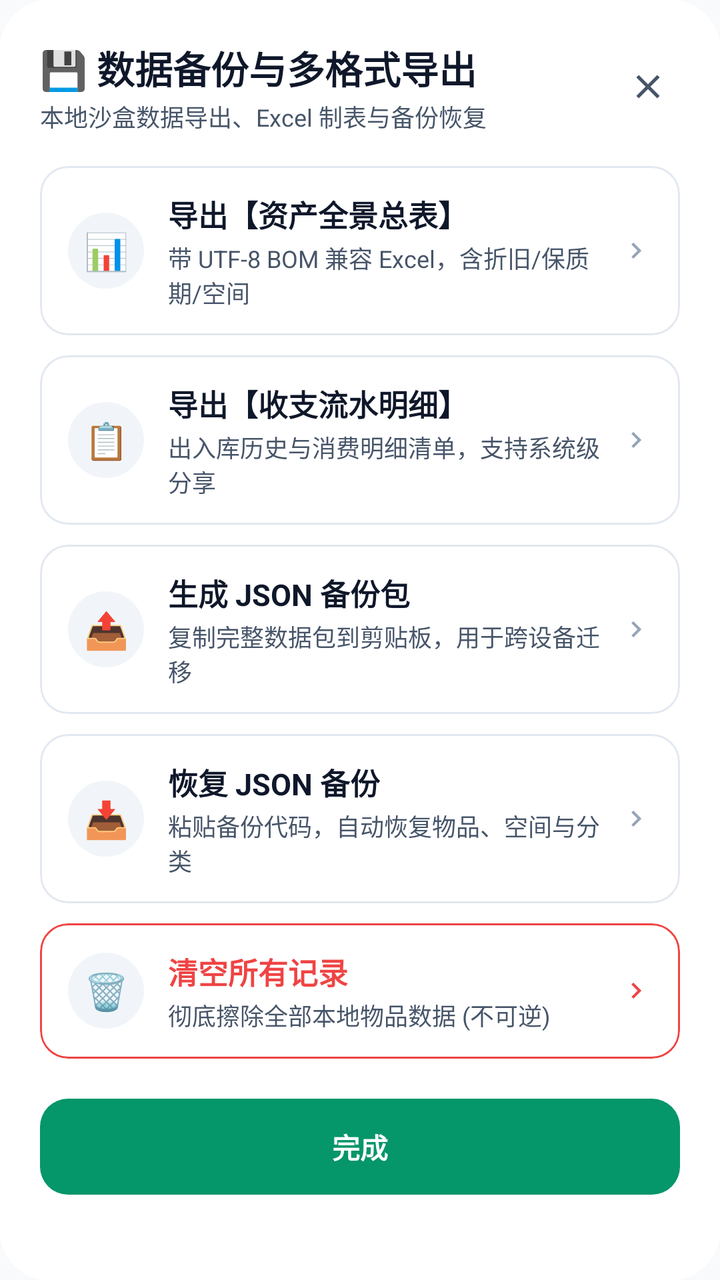
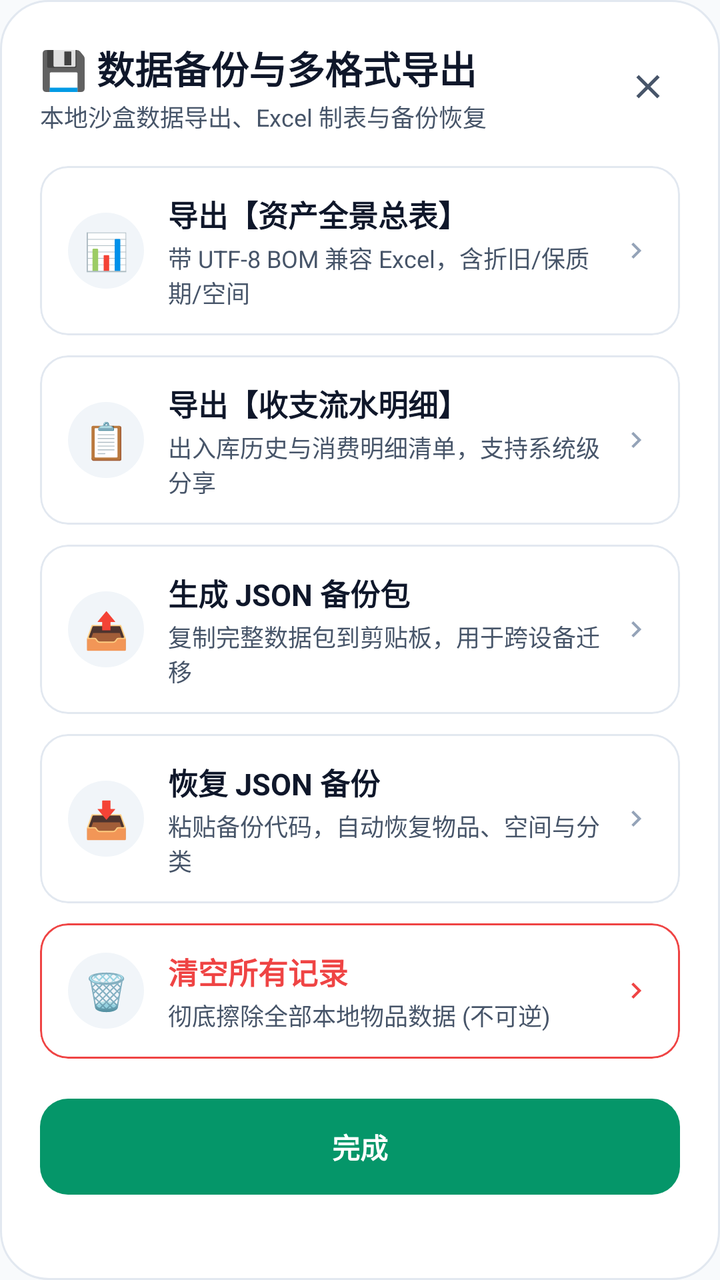

The first picture is an Android layout as it rendered before a commit; the second is the same layout after the commit. The layout source and the unified diff follow.
<!-- AndroidManifest.xml: application theme Theme.DiaperTracker -->
<!-- res/layout/dialog_backup_manage.xml -->
<?xml version="1.0" encoding="utf-8"?>
<LinearLayout
    xmlns:android="http://schemas.android.com/apk/res/android"
    xmlns:app="http://schemas.android.com/apk/res-auto"
    android:layout_width="match_parent"
    android:layout_height="wrap_content"
    android:orientation="vertical"
    android:background="@drawable/bg_dialog_card"
    android:backgroundTint="@color/card"
    android:padding="20dp">

    
    <LinearLayout
        android:layout_width="match_parent"
        android:layout_height="wrap_content"
        android:orientation="horizontal"
        android:gravity="center_vertical"
        android:layout_marginBottom="16dp">

        <LinearLayout
            android:layout_width="0dp"
            android:layout_height="wrap_content"
            android:layout_weight="1"
            android:orientation="vertical">

            <TextView
                android:layout_width="wrap_content"
                android:layout_height="wrap_content"
                android:text="💾 数据备份与多格式导出"
                android:textSize="19sp"
                android:textStyle="bold"
                android:textColor="@color/text_primary"
                android:fontFamily="sans-serif-medium" />

            <TextView
                android:layout_width="wrap_content"
                android:layout_height="wrap_content"
                android:text="本地沙盒数据导出、Excel 制表与备份恢复"
                android:textSize="12sp"
                android:textColor="@color/text_secondary"
                android:layout_marginTop="2dp" />
        </LinearLayout>

        <ImageView
            android:id="@+id/btn_close_backup_dialog"
            android:layout_width="32dp"
            android:layout_height="32dp"
            android:padding="6dp"
            android:src="@drawable/ic_close"
            app:tint="@color/text_secondary"
            android:contentDescription="关闭"
            android:clickable="true"
            android:focusable="true"
            android:background="?attr/selectableItemBackgroundBorderless" />
    </LinearLayout>

    <ScrollView
        android:layout_width="match_parent"
        android:layout_height="wrap_content"
        android:maxHeight="420dp"
        android:overScrollMode="never">

        <LinearLayout
            android:layout_width="match_parent"
            android:layout_height="wrap_content"
            android:orientation="vertical">

            
            <com.google.android.material.card.MaterialCardView
                android:id="@+id/btn_export_assets_csv"
                android:layout_width="match_parent"
                android:layout_height="wrap_content"
                android:layout_marginBottom="10dp"
                app:cardCornerRadius="14dp"
                app:cardElevation="0dp"
                app:cardBackgroundColor="@color/card"
                app:strokeColor="@color/card_border"
                app:strokeWidth="1dp"
                android:clickable="true"
                android:focusable="true"
                android:foreground="?attr/selectableItemBackground">

                <LinearLayout
                    android:layout_width="match_parent"
                    android:layout_height="wrap_content"
                    android:orientation="horizontal"
                    android:gravity="center_vertical"
                    android:paddingHorizontal="14dp"
                    android:paddingVertical="13dp">

                    <TextView
                        android:layout_width="38dp"
                        android:layout_height="38dp"
                        android:gravity="center"
                        android:text="📊"
                        android:textSize="18sp"
                        android:background="@drawable/bg_icon_circle"
                        android:backgroundTint="@color/input_bg" />

                    <LinearLayout
                        android:layout_width="0dp"
                        android:layout_height="wrap_content"
                        android:layout_weight="1"
                        android:layout_marginStart="12dp"
                        android:orientation="vertical">

                        <TextView
                            android:layout_width="wrap_content"
                            android:layout_height="wrap_content"
                            android:text="导出【资产全景总表】"
                            android:textSize="15sp"
                            android:textStyle="bold"
                            android:textColor="@color/text_primary" />

                        <TextView
                            android:layout_width="wrap_content"
                            android:layout_height="wrap_content"
                            android:text="带 UTF-8 BOM 兼容 Excel，含折旧/保质期/空间"
                            android:textSize="12sp"
                            android:textColor="@color/text_secondary"
                            android:layout_marginTop="2dp" />
                    </LinearLayout>

                    <ImageView
                        android:layout_width="16dp"
                        android:layout_height="16dp"
                        android:src="@drawable/ic_arrow_right"
                        app:tint="@color/text_hint"
                        android:contentDescription="导出" />
                </LinearLayout>
            </com.google.android.material.card.MaterialCardView>

            
            <com.google.android.material.card.MaterialCardView
                android:id="@+id/btn_export_timeline_csv"
                android:layout_width="match_parent"
                android:layout_height="wrap_content"
                android:layout_marginBottom="10dp"
                app:cardCornerRadius="14dp"
                app:cardElevation="0dp"
                app:cardBackgroundColor="@color/card"
                app:strokeColor="@color/card_border"
                app:strokeWidth="1dp"
                android:clickable="true"
                android:focusable="true"
                android:foreground="?attr/selectableItemBackground">

                <LinearLayout
                    android:layout_width="match_parent"
                    android:layout_height="wrap_content"
                    android:orientation="horizontal"
                    android:gravity="center_vertical"
                    android:paddingHorizontal="14dp"
                    android:paddingVertical="13dp">

                    <TextView
                        android:layout_width="38dp"
                        android:layout_height="38dp"
                        android:gravity="center"
                        android:text="📋"
                        android:textSize="18sp"
                        android:background="@drawable/bg_icon_circle"
                        android:backgroundTint="@color/input_bg" />

                    <LinearLayout
                        android:layout_width="0dp"
                        android:layout_height="wrap_content"
                        android:layout_weight="1"
                        android:layout_marginStart="12dp"
                        android:orientation="vertical">

                        <TextView
                            android:layout_width="wrap_content"
                            android:layout_height="wrap_content"
                            android:text="导出【收支流水明细】"
                            android:textSize="15sp"
                            android:textStyle="bold"
                            android:textColor="@color/text_primary" />

                        <TextView
                            android:layout_width="wrap_content"
                            android:layout_height="wrap_content"
                            android:text="出入库历史与消费明细清单，支持系统级分享"
                            android:textSize="12sp"
                            android:textColor="@color/text_secondary"
                            android:layout_marginTop="2dp" />
                    </LinearLayout>

                    <ImageView
                        android:layout_width="16dp"
                        android:layout_height="16dp"
                        android:src="@drawable/ic_arrow_right"
                        app:tint="@color/text_hint"
                        android:contentDescription="导出" />
                </LinearLayout>
            </com.google.android.material.card.MaterialCardView>

            
            <com.google.android.material.card.MaterialCardView
                android:id="@+id/btn_export_json_backup"
                android:layout_width="match_parent"
                android:layout_height="wrap_content"
                android:layout_marginBottom="10dp"
                app:cardCornerRadius="14dp"
                app:cardElevation="0dp"
                app:cardBackgroundColor="@color/card"
                app:strokeColor="@color/card_border"
                app:strokeWidth="1dp"
                android:clickable="true"
                android:focusable="true"
                android:foreground="?attr/selectableItemBackground">

                <LinearLayout
                    android:layout_width="match_parent"
                    android:layout_height="wrap_content"
                    android:orientation="horizontal"
                    android:gravity="center_vertical"
                    android:paddingHorizontal="14dp"
                    android:paddingVertical="13dp">

                    <TextView
                        android:layout_width="38dp"
                        android:layout_height="38dp"
                        android:gravity="center"
                        android:text="📤"
                        android:textSize="18sp"
                        android:background="@drawable/bg_icon_circle"
                        android:backgroundTint="@color/input_bg" />

                    <LinearLayout
                        android:layout_width="0dp"
                        android:layout_height="wrap_content"
                        android:layout_weight="1"
                        android:layout_marginStart="12dp"
                        android:orientation="vertical">

                        <TextView
                            android:layout_width="wrap_content"
                            android:layout_height="wrap_content"
                            android:text="生成 JSON 备份包"
                            android:textSize="15sp"
                            android:textStyle="bold"
                            android:textColor="@color/text_primary" />

                        <TextView
                            android:layout_width="wrap_content"
                            android:layout_height="wrap_content"
                            android:text="复制完整数据包到剪贴板，用于跨设备迁移"
                            android:textSize="12sp"
                            android:textColor="@color/text_secondary"
                            android:layout_marginTop="2dp" />
                    </LinearLayout>

                    <ImageView
                        android:layout_width="16dp"
                        android:layout_height="16dp"
                        android:src="@drawable/ic_arrow_right"
                        app:tint="@color/text_hint"
                        android:contentDescription="复制" />
                </LinearLayout>
            </com.google.android.material.card.MaterialCardView>

            
            <com.google.android.material.card.MaterialCardView
                android:id="@+id/btn_import_json_backup"
                android:layout_width="match_parent"
                android:layout_height="wrap_content"
                android:layout_marginBottom="10dp"
                app:cardCornerRadius="14dp"
                app:cardElevation="0dp"
                app:cardBackgroundColor="@color/card"
                app:strokeColor="@color/card_border"
                app:strokeWidth="1dp"
                android:clickable="true"
                android:focusable="true"
                android:foreground="?attr/selectableItemBackground">

                <LinearLayout
                    android:layout_width="match_parent"
                    android:layout_height="wrap_content"
                    android:orientation="horizontal"
                    android:gravity="center_vertical"
                    android:paddingHorizontal="14dp"
                    android:paddingVertical="13dp">

                    <TextView
                        android:layout_width="38dp"
                        android:layout_height="38dp"
                        android:gravity="center"
                        android:text="📥"
                        android:textSize="18sp"
                        android:background="@drawable/bg_icon_circle"
                        android:backgroundTint="@color/input_bg" />

                    <LinearLayout
                        android:layout_width="0dp"
                        android:layout_height="wrap_content"
                        android:layout_weight="1"
                        android:layout_marginStart="12dp"
                        android:orientation="vertical">

                        <TextView
                            android:layout_width="wrap_content"
                            android:layout_height="wrap_content"
                            android:text="恢复 JSON 备份"
                            android:textSize="15sp"
                            android:textStyle="bold"
                            android:textColor="@color/text_primary" />

                        <TextView
                            android:layout_width="wrap_content"
                            android:layout_height="wrap_content"
                            android:text="粘贴备份代码，自动恢复物品、空间与分类"
                            android:textSize="12sp"
                            android:textColor="@color/text_secondary"
                            android:layout_marginTop="2dp" />
                    </LinearLayout>

                    <ImageView
                        android:layout_width="16dp"
                        android:layout_height="16dp"
                        android:src="@drawable/ic_arrow_right"
                        app:tint="@color/text_hint"
                        android:contentDescription="导入" />
                </LinearLayout>
            </com.google.android.material.card.MaterialCardView>

            
            <com.google.android.material.card.MaterialCardView
                android:id="@+id/btn_clear_all_data"
                android:layout_width="match_parent"
                android:layout_height="wrap_content"
                android:layout_marginBottom="4dp"
                app:cardCornerRadius="14dp"
                app:cardElevation="0dp"
                app:cardBackgroundColor="@color/card"
                app:strokeColor="@color/danger"
                app:strokeWidth="1dp"
                android:clickable="true"
                android:focusable="true"
                android:foreground="?attr/selectableItemBackground">

                <LinearLayout
                    android:layout_width="match_parent"
                    android:layout_height="wrap_content"
                    android:orientation="horizontal"
                    android:gravity="center_vertical"
                    android:paddingHorizontal="14dp"
                    android:paddingVertical="13dp">

                    <TextView
                        android:layout_width="38dp"
                        android:layout_height="38dp"
                        android:gravity="center"
                        android:text="🗑️"
                        android:textSize="18sp"
                        android:background="@drawable/bg_icon_circle"
                        android:backgroundTint="@color/input_bg" />

                    <LinearLayout
                        android:layout_width="0dp"
                        android:layout_height="wrap_content"
                        android:layout_weight="1"
                        android:layout_marginStart="12dp"
                        android:orientation="vertical">

                        <TextView
                            android:layout_width="wrap_content"
                            android:layout_height="wrap_content"
                            android:text="清空所有记录"
                            android:textSize="15sp"
                            android:textStyle="bold"
                            android:textColor="@color/danger" />

                        <TextView
                            android:layout_width="wrap_content"
                            android:layout_height="wrap_content"
                            android:text="彻底擦除全部本地物品数据 (不可逆)"
                            android:textSize="12sp"
                            android:textColor="@color/text_secondary"
                            android:layout_marginTop="2dp" />
                    </LinearLayout>

                    <ImageView
                        android:layout_width="16dp"
                        android:layout_height="16dp"
                        android:src="@drawable/ic_arrow_right"
                        app:tint="@color/danger"
                        android:contentDescription="清空" />
                </LinearLayout>
            </com.google.android.material.card.MaterialCardView>

        </LinearLayout>
    </ScrollView>

    <Button
        android:id="@+id/btn_done_backup_dialog"
        android:layout_width="match_parent"
        android:layout_height="48dp"
        android:layout_marginTop="16dp"
        android:text="完成"
        android:textSize="14sp"
        android:textStyle="bold"
        android:textColor="#FFFFFF"
        android:background="@drawable/bg_btn_primary"
        style="?android:attr/borderlessButtonStyle" />

</LinearLayout>
<!-- resources referenced by this layout -->
<resources>
  <color name="card">#FFFFFF</color>
  <color name="card_border">#E2E8F0</color>
  <color name="danger">#EF4444</color>
  <color name="input_bg">#F1F5F9</color>
  <color name="text_hint">#94A3B8</color>
  <color name="text_primary">#0F172A</color>
  <color name="text_secondary">#475569</color>
  <!-- drawable bg_btn_primary (drawable) -->
  <?xml version="1.0" encoding="utf-8"?>
  <ripple xmlns:android="http://schemas.android.com/apk/res/android"
      android:color="#40FFFFFF">
      <item>
          <shape android:shape="rectangle">
              <gradient
                  android:angle="135"
                  android:startColor="#10B981"
                  android:endColor="#059669" />
              <corners android:radius="14dp" />
          </shape>
      </item>
  </ripple>
  <!-- drawable bg_dialog_card (drawable) -->
  <?xml version="1.0" encoding="utf-8"?>
  <shape xmlns:android="http://schemas.android.com/apk/res/android"
      android:shape="rectangle">
      <solid android:color="@color/card" />
      <corners android:radius="24dp" />
      <stroke
          android:width="1dp"
          android:color="@color/card_border" />
  </shape>
  <!-- drawable bg_icon_circle (drawable) -->
  <?xml version="1.0" encoding="utf-8"?>
  <shape xmlns:android="http://schemas.android.com/apk/res/android"
      android:shape="oval">
      <gradient
          android:type="linear"
          android:angle="135"
          android:startColor="#10B981"
          android:endColor="#059669" />
  </shape>
  <!-- drawable ic_arrow_right (drawable) -->
  <vector xmlns:android="http://schemas.android.com/apk/res/android"
      android:width="24dp"
      android:height="24dp"
      android:viewportWidth="24"
      android:viewportHeight="24">
      <path
          android:fillColor="@color/text_secondary"
          android:pathData="M8.59,16.59L13.17,12L8.59,7.41L10,6l6,6l-6,6L8.59,16.59z" />
  </vector>
  <!-- drawable ic_close (drawable) -->
  <vector xmlns:android="http://schemas.android.com/apk/res/android"
      android:width="24dp"
      android:height="24dp"
      android:viewportWidth="24"
      android:viewportHeight="24">
      <path
          android:fillColor="#FFFFFFFF"
          android:pathData="M19,6.41L17.59,5 12,10.59 6.41,5 5,6.41 10.59,12 5,17.59 6.41,19 12,13.41 17.59,19 19,17.59 13.41,12z" />
  </vector>
  <style name="Theme.DiaperTracker" parent="Theme.Material3.DayNight.NoActionBar">
          <item name="colorPrimary">@color/primary</item>
          <item name="colorPrimaryDark">@color/primary_dark</item>
          <item name="colorSecondary">@color/accent</item>
          <item name="android:colorBackground">@color/background</item>
          <item name="android:statusBarColor">@color/primary_dark</item>
          <item name="android:windowLightStatusBar">false</item>
          <item name="android:navigationBarColor">@color/card</item>
          <item name="android:windowLightNavigationBar">true</item>
      </style>
  <color name="primary">#059669</color>
  <color name="primary_dark">#047857</color>
  <color name="accent">#F59E0B</color>
  <color name="background">#F8FAFC</color>
</resources>

<!-- the commit's change to res/layout/dialog_backup_manage.xml (unified diff, before → after) -->
@@ -6,7 +6,6 @@
     android:layout_height="wrap_content"
     android:orientation="vertical"
     android:background="@drawable/bg_dialog_card"
-    android:backgroundTint="@color/card"
     android:padding="20dp">
 
     
